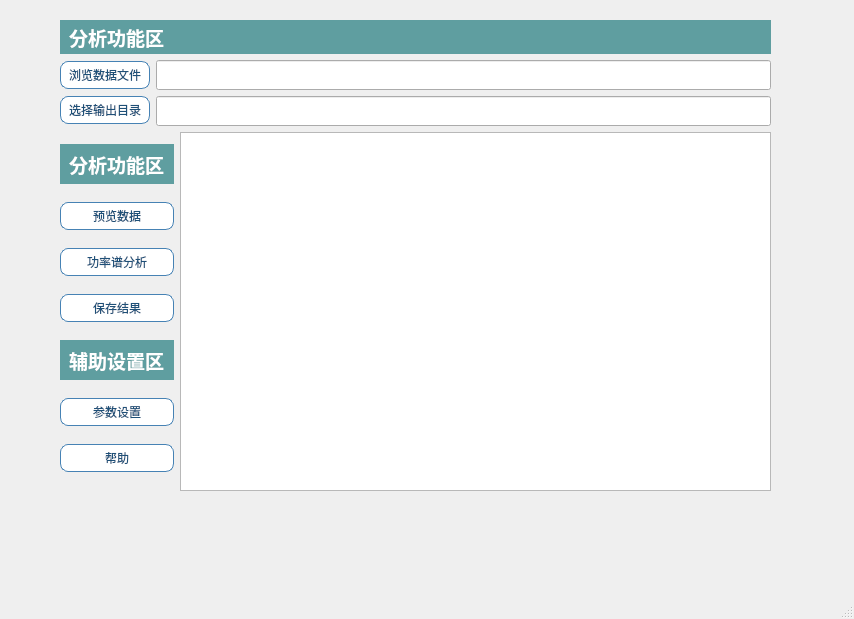
Qt form ui/VA_para.ui (azhongege24/predict_first) before a commit.
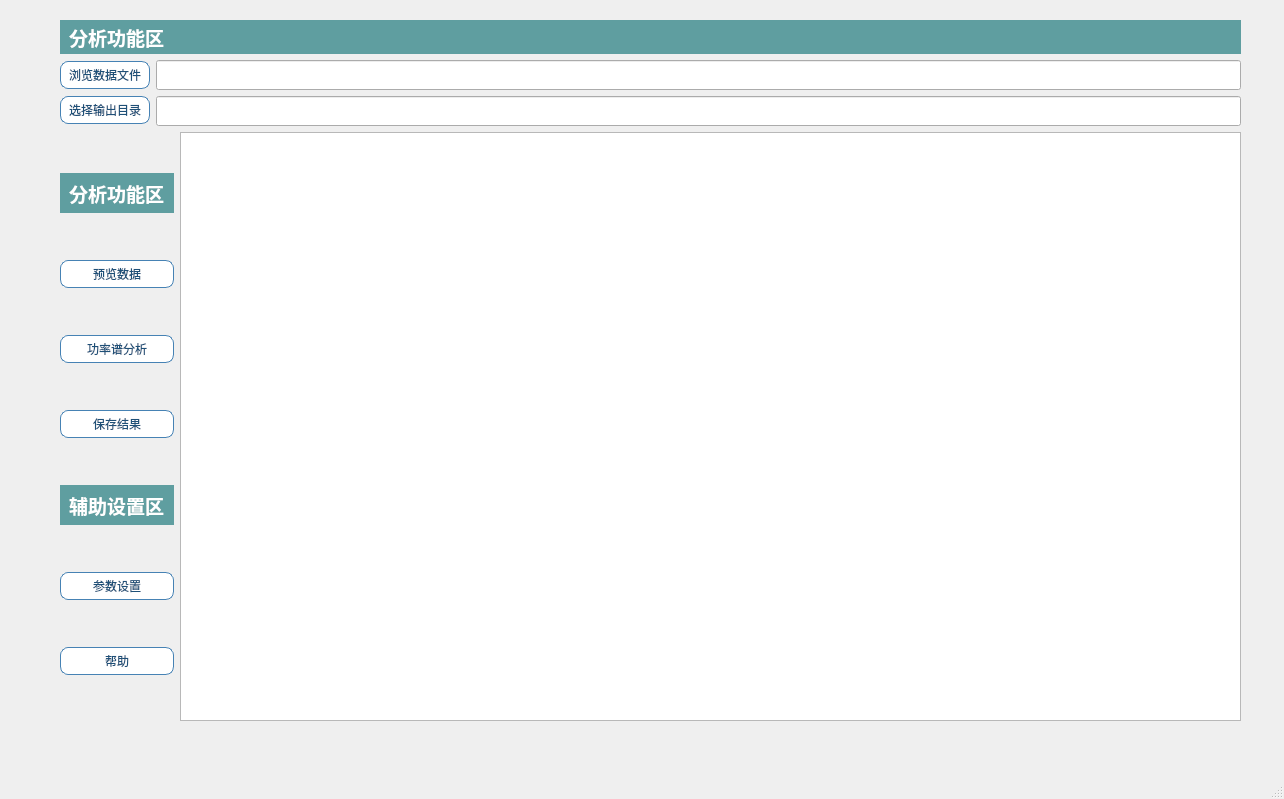
The same form after that commit.

Patch:
```diff
--- a/ui/VA_para.ui
+++ b/ui/VA_para.ui
@@ -6,21 +6,21 @@
    <rect>
     <x>0</x>
     <y>0</y>
-    <width>854</width>
-    <height>619</height>
+    <width>1284</width>
+    <height>799</height>
    </rect>
   </property>
   <property name="windowTitle">
    <string>VibrationAnalyzer参数设置</string>
   </property>
   <widget class="QWidget" name="centralwidget">
-   <widget class="QWidget" name="">
+   <widget class="QWidget" name="layoutWidget">
     <property name="geometry">
      <rect>
       <x>60</x>
       <y>20</y>
-      <width>711</width>
-      <height>471</height>
+      <width>1181</width>
+      <height>701</height>
      </rect>
     </property>
     <layout class="QVBoxLayout" name="verticalLayout_6">
@@ -177,8 +177,8 @@
           <widget class="QLabel" name="label_6">
            <property name="minimumSize">
             <size>
-             <width>100</width>
-             <height>40</height>
+             <width>88</width>
+             <height>34</height>
             </size>
            </property>
            <property name="maximumSize">
```
Left out of the diff: 9 changed lines with no effect on the pictures.
